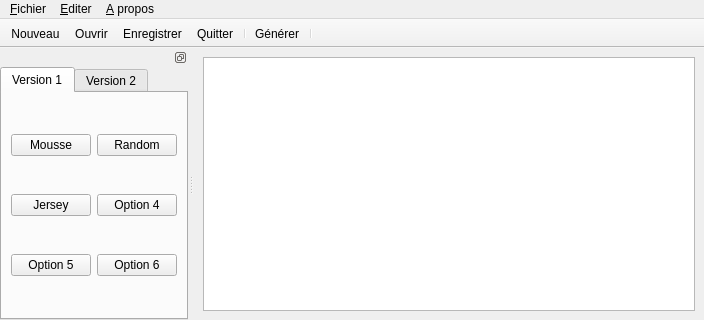
Qt form interface/mainwindow.ui (TriComp/TriComp) before a commit; both pictures show x 0 to 704 and y 0 to 320 of the 704 by 559 pixel window.
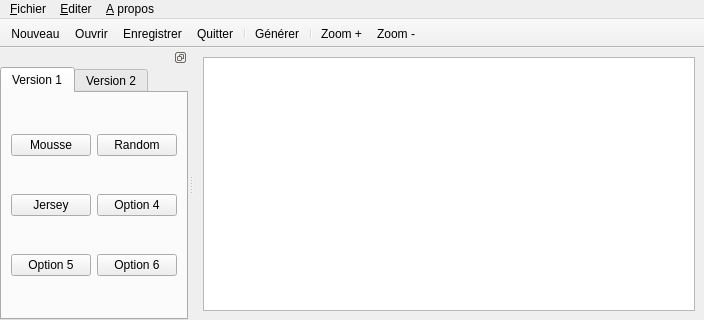
The same form after that commit. Icons and pictures are not drawn.

Commit message: add zoom buttons

Patch:
```diff
--- a/interface/mainwindow.ui
+++ b/interface/mainwindow.ui
@@ -109,6 +109,8 @@
    <addaction name="separator"/>
    <addaction name="instructionsAction"/>
    <addaction name="separator"/>
+   <addaction name="upZoomAction"/>
+   <addaction name="downZoomAction"/>
   </widget>
   <widget class="QDockWidget" name="dockWidget">
    <property name="floating">
```
